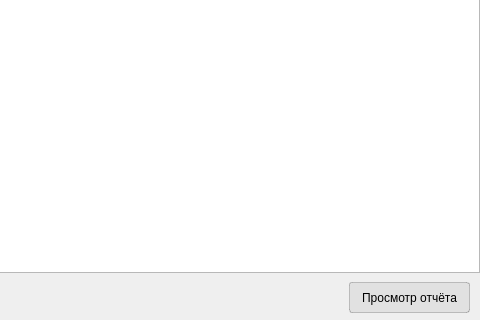
Qt form setupReportHistoryUI.ui (OpexHunter/BusinessCalc) before a commit; both pictures show x 401 to 881 and y 178 to 498 of the 881 by 498 pixel window.
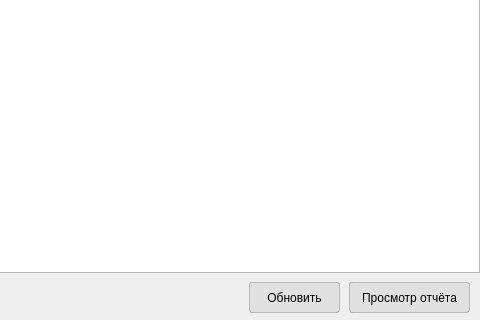
The same form after that commit. Icons and pictures are not drawn.

The edit to the form file:
```diff
--- a/setupReportHistoryUI.ui
+++ b/setupReportHistoryUI.ui
@@ -56,6 +56,35 @@
     </rect>
    </property>
   </widget>
+  <widget class="QPushButton" name="refresh">
+   <property name="geometry">
+    <rect>
+     <x>650</x>
+     <y>460</y>
+     <width>91</width>
+     <height>31</height>
+    </rect>
+   </property>
+   <property name="styleSheet">
+    <string notr="true">QPushButton {
+    background-color: rgb(225,225,225);
+    border: 1px solid rgba(0,0,0,0.2);
+	border-radius: 3px;
+}
+
+QPushButton:hover {
+    background-color: rgb(235,235,235);
+}
+
+QPushButton:pressed {
+    background-color: rgb(225,225,255);
+    color: rgba(0,0,0,0.4)
+}</string>
+   </property>
+   <property name="text">
+    <string>Обновить</string>
+   </property>
+  </widget>
  </widget>
  <resources>
   <include location="src/assets/src.qrc"/>
```
